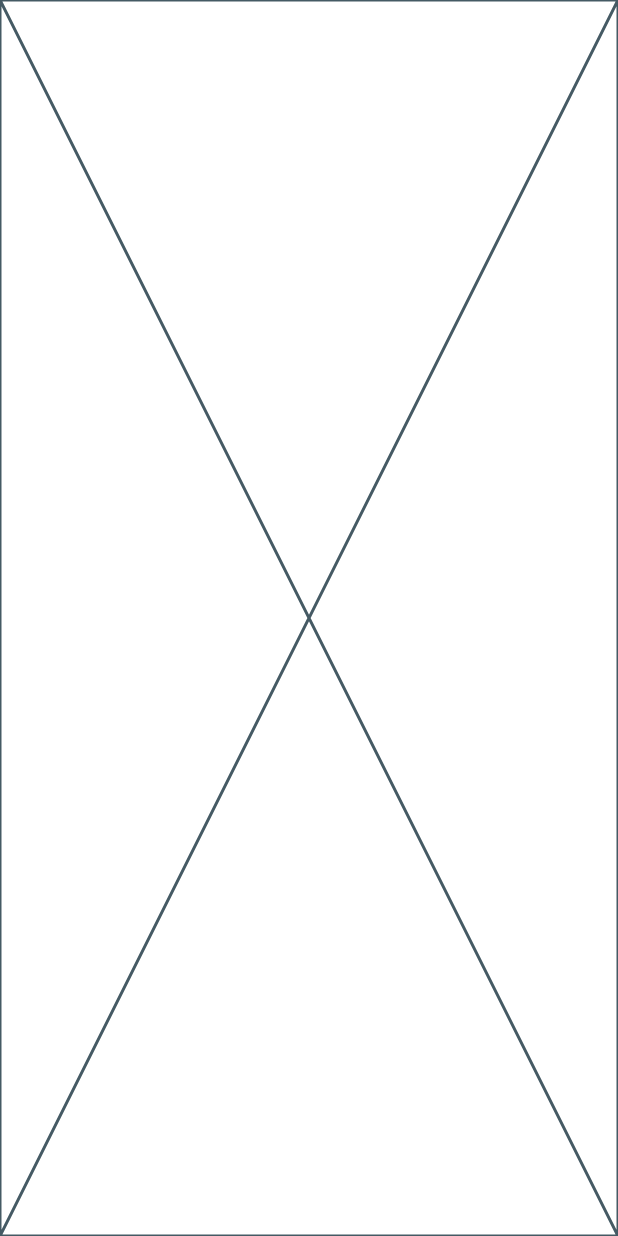
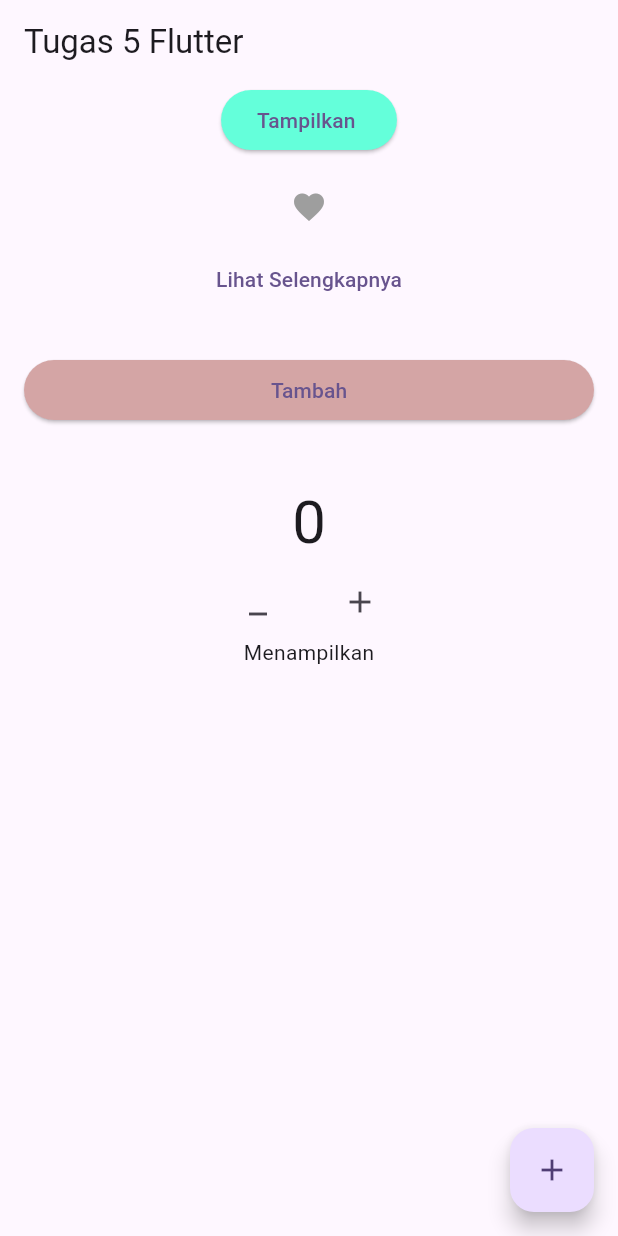
Before and after one commit to naufalrdev/ppkd_b_3, a Flutter app: the screen it shows after launch, on a phone screen of 412 x 824 dp. Run offline on Flutter 3.47's test engine with Material 3 defaults, Android fonts, the phone set to English and light mode, and no system bars; our stand-ins replace font_awesome_flutter, google_fonts; project files that could hold a hidden picture were left out.

Commit message:
Mentahan Tugas 5

```diff
--- a/lib/main.dart
+++ b/lib/main.dart
@@ -5,6 +5,7 @@ import 'package:font_awesome_flutter/font_awesome_flutter.dart';
 import 'package:google_fonts/google_fonts.dart';
 import 'package:ppkd_b_3/tugas_3_flutter/tugas_3.dart';
 import 'package:ppkd_b_3/tugas_4_flutter/tugas_4.dart';
+import 'package:ppkd_b_3/tugas_5_flutter/tester1.dart';
 import 'package:ppkd_b_3/tugas_5_flutter/tugas_5.dart';
 
 void main() {
@@ -38,7 +39,7 @@ class MyApp extends StatelessWidget {
         // tested with just a hot reload.
         colorScheme: ColorScheme.fromSeed(seedColor: Colors.deepPurple),
       ),
-      home: Tugas5Flutter(),
+      home: MyWidget(),
     );
   }
 }
--- /dev/null
+++ b/lib/tugas_5_flutter/tester1.dart
@@ -0,0 +1,148 @@
+import 'package:flutter/material.dart';
+import 'package:ppkd_b_3/colors.dart';
+
+class MyWidget extends StatefulWidget {
+  const MyWidget({super.key});
+
+  @override
+  State<MyWidget> createState() => _MyWidgetState();
+}
+
+class _MyWidgetState extends State<MyWidget> {
+  bool showNama = false;
+  bool isLiked = false;
+  bool showDeskripsi = false;
+  int count = 0;
+  bool showInkWell = false;
+
+  @override
+  Widget build(BuildContext context) {
+    return Scaffold(
+      appBar: AppBar(title: Text("Tugas 5 Flutter")),
+      floatingActionButton: FloatingActionButton(
+        onPressed: () {
+          setState(() {
+            count++;
+          });
+        },
+        child: Icon(Icons.add),
+      ),
+
+      body: Column(
+        crossAxisAlignment: CrossAxisAlignment.center,
+        children: [
+          Center(
+            child: Column(
+              children: [
+                ElevatedButton(
+                  style: ButtonStyle(
+                    backgroundColor: WidgetStateProperty.all<Color>(
+                      Colors.tealAccent,
+                    ),
+                  ),
+                  onPressed: () {
+                    setState(() {
+                      showNama = !showNama;
+                    });
+                  },
+                  child: Text(showNama ? 'Sembunyikan ' : 'Tampilkan '),
+                ),
+                SizedBox(height: 10),
+                if (showNama) Text("Nama Saya: Naufal Rifky Dwi Putra"),
+              ],
+            ),
+          ),
+          Row(
+            mainAxisAlignment: MainAxisAlignment.center,
+            children: [
+              IconButton(
+                onPressed: () {
+                  setState(() {
+                    isLiked = !isLiked;
+                  });
+                },
+                icon: Icon(
+                  Icons.favorite,
+                  color: isLiked ? Colors.red : Colors.grey,
+                ),
+              ),
+              if (isLiked) Text("Disukai"),
+            ],
+          ),
+
+          TextButton(
+            onPressed: () {
+              setState(() {
+                showDeskripsi = !showDeskripsi;
+              });
+            },
+            child: Text(showDeskripsi ? "Sembunyikan" : "Lihat Selengkapnya"),
+          ),
+          SizedBox(height: 10),
+          if (showDeskripsi) Text("Warna merah adalah cinta"),
+
+          Column(
+            children: [
+              Padding(
+                padding: EdgeInsetsGeometry.all(16),
+                child: SizedBox(
+                  width: double.infinity,
+                  child: ElevatedButton(
+                    style: ButtonStyle(
+                      backgroundColor: WidgetStateProperty.all<Color>(
+                        AppColor.merahMudaLembut,
+                      ),
+                    ),
+                    onPressed: () {
+                      setState(() {
+                        count++;
+                      });
+                      print(count);
+                    },
+                    child: Text("Tambah"),
+                  ),
+                ),
+              ),
+              SizedBox(height: 20),
+              Text(count.toString(), style: TextStyle(fontSize: 40)),
+
+              Row(
+                mainAxisAlignment: MainAxisAlignment.center,
+                children: [
+                  IconButton(
+                    onPressed: () {
+                      setState(() {});
+                      count--;
+                      print(count);
+                    },
+                    icon: Icon(Icons.minimize),
+                  ),
+                  SizedBox(width: 20),
+
+                  IconButton(
+                    onPressed: () {
+                      setState(() {});
+                      count++;
+                      print(count);
+                    },
+                    icon: Icon(Icons.add),
+                  ),
+                ],
+              ),
+
+              InkWell(
+                onTap: () {
+                  print("Kotak Disentuh");
+                  setState(() {
+                    showInkWell = !showInkWell;
+                  });
+                },
+                child: Text(showInkWell ? "Menghilangkan" : "Menampilkan"),
+              ),
+            ],
+          ),
+        ],
+      ),
+    );
+  }
+}
```
Also changed, not shown: lib/tugas_5_flutter/tugas_5.dart (+25 -1 lines).
